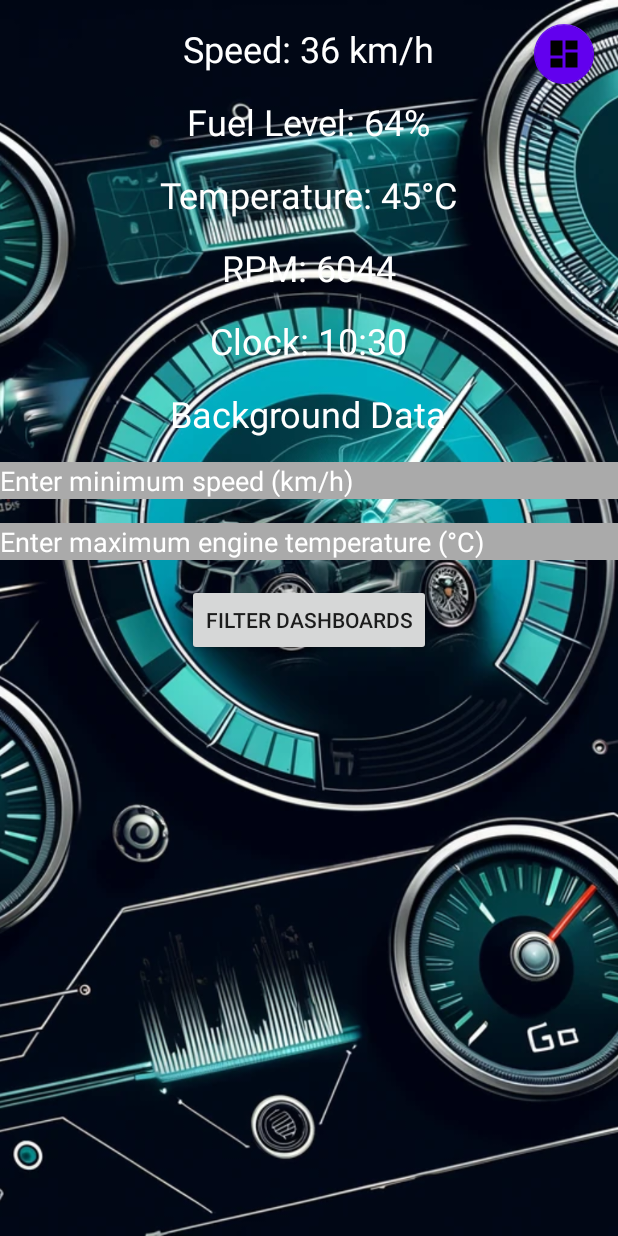
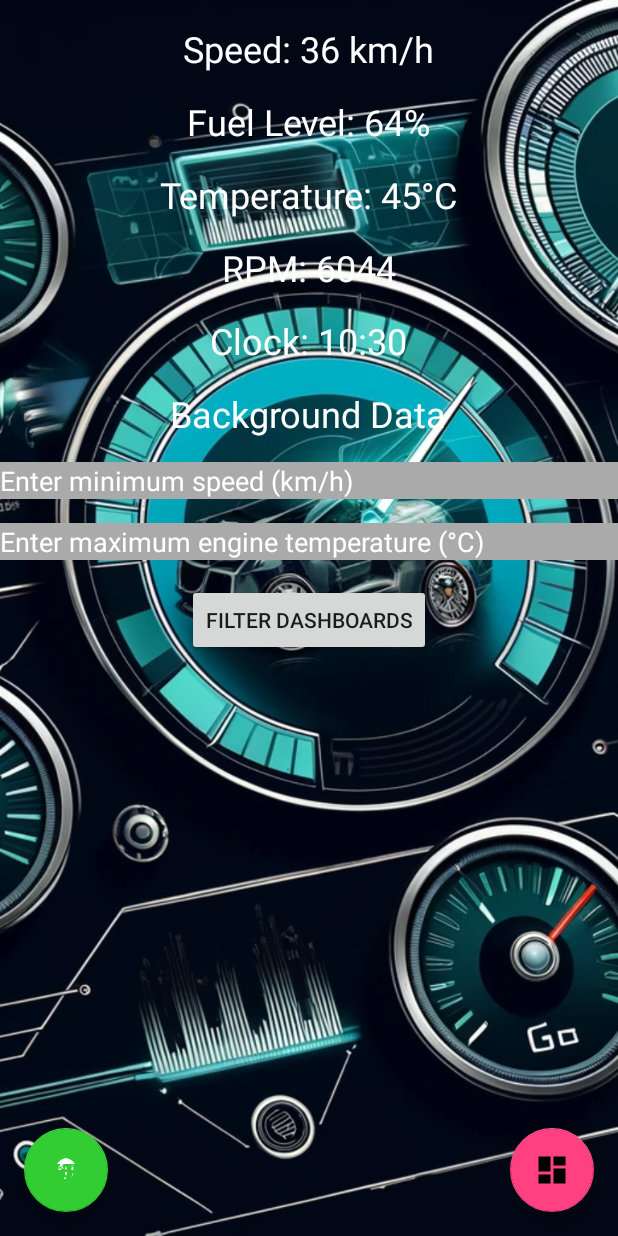
Before and after one commit to imititel/instrumentclusterauto, an Android app: the screen it shows after launch (MainActivity), on a phone screen of 412 x 824 dp. Run offline under Robolectric (Android 15) with nearby library versions, the phone set to English and light mode, and no system bars.

Commit message:
add international languages to app

```diff
--- a/app/src/main/AndroidManifest.xml
+++ b/app/src/main/AndroidManifest.xml
@@ -18,6 +18,7 @@
         </activity>
         <activity android:name=".DashboardActivity" />
         <activity android:name=".FullDashboardActivity" />
+        <activity android:name=".InternationalizationActivity"></activity>
     </application>
 
 </manifest>
--- a/app/src/main/java/com/example/instrumentclusterauto/MainActivity.java
+++ b/app/src/main/java/com/example/instrumentclusterauto/MainActivity.java
@@ -2,8 +2,6 @@ package com.example.instrumentclusterauto;
 
 import android.content.Intent;
 import android.os.Bundle;
-import android.widget.EditText;
-import android.widget.TextView;
 import androidx.appcompat.app.AppCompatActivity;
 import com.google.android.material.floatingactionbutton.FloatingActionButton;
 import java.text.SimpleDateFormat;
@@ -15,6 +13,9 @@ import java.util.Random;
 import java.util.concurrent.Executors;
 import java.util.concurrent.ScheduledExecutorService;
 import java.util.concurrent.TimeUnit;
+import android.widget.TextView;
+import android.widget.EditText;
+import android.widget.Button;
 
 public class MainActivity extends AppCompatActivity {
     private List<DigitalDashboard> dashboards = new ArrayList<>();
@@ -58,6 +59,13 @@ public class MainActivity extends AppCompatActivity {
         FloatingActionButton openDashboardButton = findViewById(R.id.openDashboardButton);
         openDashboardButton.setOnClickListener(v -> {
             Intent intent = new Intent(MainActivity.this, DashboardActivity.class);
+            startActivity(intent);
+        });
+
+        // Set up button to open InternationalizationActivity
+        FloatingActionButton openInternationalizationButton = findViewById(R.id.openInternationalizationButton);
+        openInternationalizationButton.setOnClickListener(v -> {
+            Intent intent = new Intent(MainActivity.this, InternationalizationActivity.class);
             startActivity(intent);
         });
     }
--- /dev/null
+++ b/app/src/main/res/drawable/ic_internationalization.xml
@@ -0,0 +1,9 @@
+<vector xmlns:android="http://schemas.android.com/apk/res/android"
+    android:width="24dp"
+    android:height="24dp"
+    android:viewportWidth="24"
+    android:viewportHeight="24">
+    <path
+        android:fillColor="#FFFFFF"
+        android:pathData="M12,2A10,10 0,1 0,22 12A10,10 0,0 0,12 2zm4.93,12H16.5c-0.2,1.35 -0.82,2.87 -1.74,4.15A8,8 0,0 0,16.93 14zm-3.36,4H10.43c0.35,-0.51 0.66,-1.1 0.93,-1.74 0.27,0.64 0.58,1.23 0.93,1.74zm-1.65 -2.26c-0.32,-0.65 -0.6,-1.37 -0.79,-2.16H12.87c-0.19,0.79 -0.47,1.51 -0.79,2.16zm-0.79 -4.16c0.19,-0.79 0.47,-1.51 0.79,-2.16 0.32,0.65 0.6,1.37 0.79,2.16H10.13zm-1.65 -2.26c0.33,0.51 0.64,1.1 0.93,1.74H7.07A8,8 0,0 1,8.48 7.85zM8.57,10H6.93A8,8 0,0 0,7.07 12H8.57c0.2,-1.35 0.82,-2.87 1.74,-4.15A8,8 0,0 0,8.57 10zm6.86,0h1.5A8,8 0,0 0,16.93 12H15.43c0.2,-1.35 0.82,-2.87 1.74,-4.15A8,8 0,0 0,15.43 10zm-4.93 -2c-0.35,0.51 -0.66,1.1 -0.93,1.74 -0.27,-0.64 -0.58,-1.23 -0.93,-1.74H12.93zM12,4A8,8 0,0 1,17.93 8H6.07A8,8 0,0 1,12 4zm0,-2a10,10 0,1 1,-10 10A10,10 0,0 1,12 2z" />
+</vector>
--- a/app/src/main/res/layout/activity_main.xml
+++ b/app/src/main/res/layout/activity_main.xml
@@ -128,15 +128,27 @@
         android:layout_below="@id/submitConditionsButton"
         android:layout_marginTop="16dp"/>
 
+    <!-- Existing Floating Action Button for Dashboard -->
     <com.google.android.material.floatingactionbutton.FloatingActionButton
         android:id="@+id/openDashboardButton"
         android:layout_width="wrap_content"
         android:layout_height="wrap_content"
+        android:layout_alignParentBottom="true"
         android:layout_alignParentEnd="true"
-        android:layout_alignParentTop="true"
         android:layout_margin="16dp"
-        android:contentDescription="@string/fab_desc"
         android:src="@drawable/ic_dashboard"
-        app:fabSize="mini"
-        app:backgroundTint="@color/design_default_color_primary" />
+        app:backgroundTint="@color/colorAccent"
+        app:fabSize="normal" />
+
+    <!-- New Floating Action Button for Internationalization -->
+    <com.google.android.material.floatingactionbutton.FloatingActionButton
+        android:id="@+id/openInternationalizationButton"
+        android:layout_width="wrap_content"
+        android:layout_height="wrap_content"
+        android:layout_alignParentBottom="true"
+        android:layout_alignParentStart="true"
+        android:layout_margin="16dp"
+        android:src="@drawable/ic_internationalization"
+        app:backgroundTint="@color/holo_green_light"
+        app:fabSize="normal" />
 </RelativeLayout>
--- a/app/src/main/res/values/colors.xml
+++ b/app/src/main/res/values/colors.xml
@@ -7,4 +7,8 @@
     <color name="teal_700">#FF018786</color>
     <color name="black">#FF000000</color>
     <color name="white">#FFFFFFFF</color>
+    <color name="colorPrimary">#6200EE</color>
+    <color name="colorPrimaryDark">#3700B3</color>
+    <color name="colorAccent">#FF4081</color>
+    <color name="holo_green_light">#32CD32</color>
 </resources>
```
Also changed, not shown: app/src/main/java/com/example/instrumentclusterauto/InternationalizationActivity.java (added, +12 -0 lines), app/src/main/res/layout/activity_internationalization.xml (added, +41 -0 lines), app/src/main/res/values/strings.xml (+7 -2 lines), app/src/main/res/drawable/car_dashboard.png (renamed from app/src/main/res/drawable/automotive_background.png), 3 other files.
